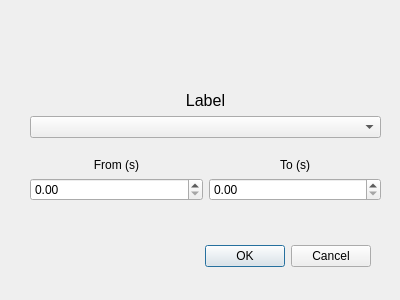
First picture: the form in gui/designer_labelspecs.ui, repository jacob-kamminga/AI-Sensus, before the edit.
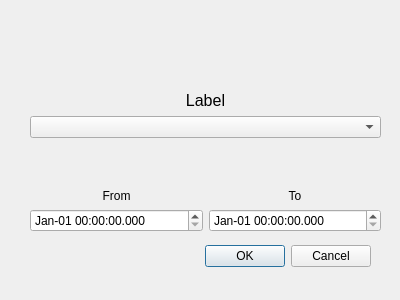
Second picture: the form after the edit.

```diff
--- a/gui/designer_labelspecs.ui
+++ b/gui/designer_labelspecs.ui
@@ -35,7 +35,7 @@
      <x>30</x>
      <y>90</y>
      <width>351</width>
-     <height>111</height>
+     <height>142</height>
     </rect>
    </property>
    <layout class="QVBoxLayout" name="verticalLayout_3">
@@ -81,7 +81,7 @@
         <item>
          <widget class="QLabel" name="label">
           <property name="text">
-           <string>From (s)</string>
+           <string>From</string>
           </property>
           <property name="alignment">
            <set>Qt::AlignBottom|Qt::AlignHCenter</set>
@@ -89,9 +89,12 @@
          </widget>
         </item>
         <item>
-         <widget class="QDoubleSpinBox" name="doubleSpinBox_start">
-          <property name="maximum">
-           <double>99999.990000000005239</double>
+         <widget class="QDateTimeEdit" name="dateTimeEdit_start">
+          <property name="currentSection">
+           <enum>QDateTimeEdit::MonthSection</enum>
+          </property>
+          <property name="displayFormat">
+           <string>MMM-dd HH:mm:ss.zzz</string>
           </property>
          </widget>
         </item>
@@ -102,7 +105,7 @@
         <item>
          <widget class="QLabel" name="label_2">
           <property name="text">
-           <string>To (s)</string>
+           <string>To</string>
           </property>
           <property name="alignment">
            <set>Qt::AlignBottom|Qt::AlignHCenter</set>
@@ -110,9 +113,12 @@
          </widget>
         </item>
         <item>
-         <widget class="QDoubleSpinBox" name="doubleSpinBox_end">
-          <property name="maximum">
-           <double>99999.990000000005239</double>
+         <widget class="QDateTimeEdit" name="dateTimeEdit_end">
+          <property name="currentSection">
+           <enum>QDateTimeEdit::MonthSection</enum>
+          </property>
+          <property name="displayFormat">
+           <string>MMM-dd HH:mm:ss.zzz</string>
           </property>
          </widget>
         </item>
```
Left out of the diff: 4 changed lines with no effect on the pictures.
